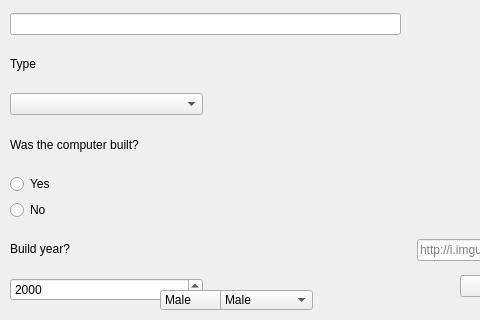
Old version of the form ui/computerdialog.ui in the repository VLN-H7/Skil3; both pictures show x 0 to 480 and y 90 to 410 of the 733 by 410 pixel window.
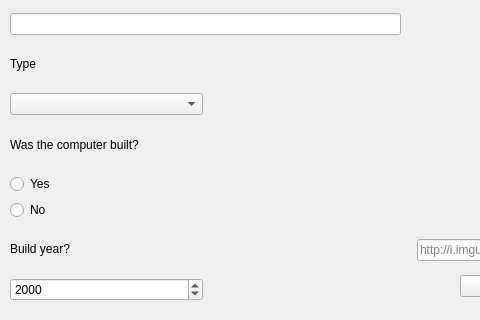
New version of the form.

What changed in the file:
```diff
--- a/ui/computerdialog.ui
+++ b/ui/computerdialog.ui
@@ -201,46 +201,6 @@
     </item>
    </layout>
   </widget>
-  <widget class="QComboBox" name="comboGender">
-   <property name="geometry">
-    <rect>
-     <x>160</x>
-     <y>380</y>
-     <width>93</width>
-     <height>20</height>
-    </rect>
-   </property>
-   <item>
-    <property name="text">
-     <string>Male</string>
-    </property>
-   </item>
-   <item>
-    <property name="text">
-     <string>Female</string>
-    </property>
-   </item>
-  </widget>
-  <widget class="QComboBox" name="comboGender_2">
-   <property name="geometry">
-    <rect>
-     <x>220</x>
-     <y>380</y>
-     <width>93</width>
-     <height>20</height>
-    </rect>
-   </property>
-   <item>
-    <property name="text">
-     <string>Male</string>
-    </property>
-   </item>
-   <item>
-    <property name="text">
-     <string>Female</string>
-    </property>
-   </item>
-  </widget>
  </widget>
  <resources/>
  <connections/>
```
